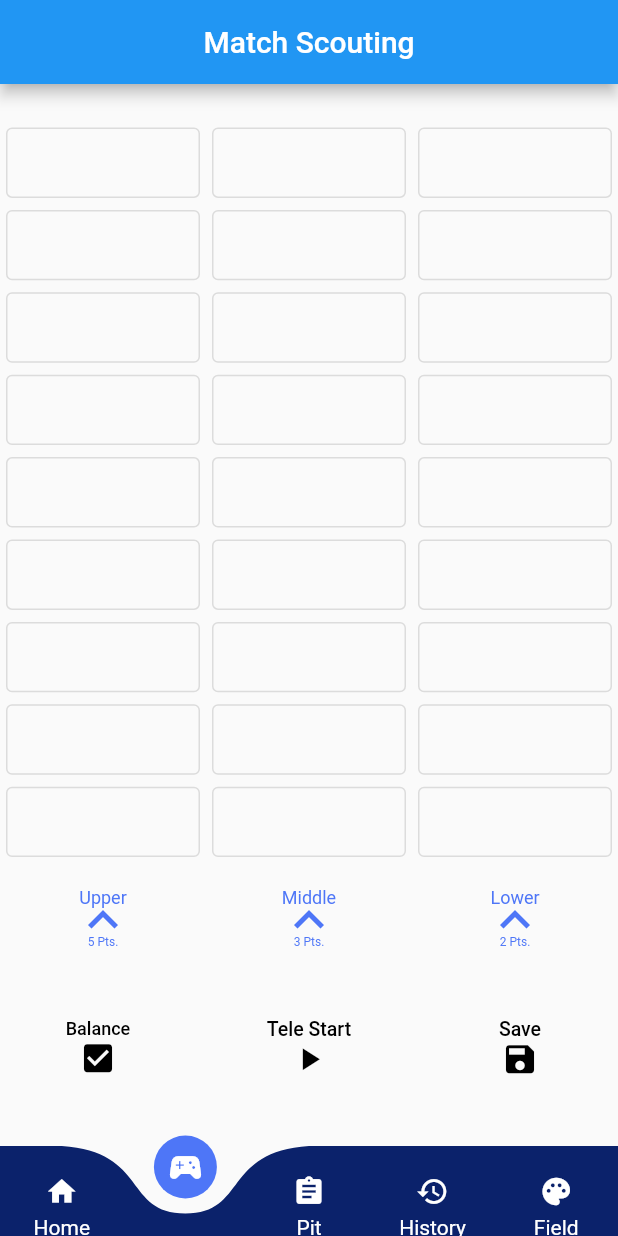
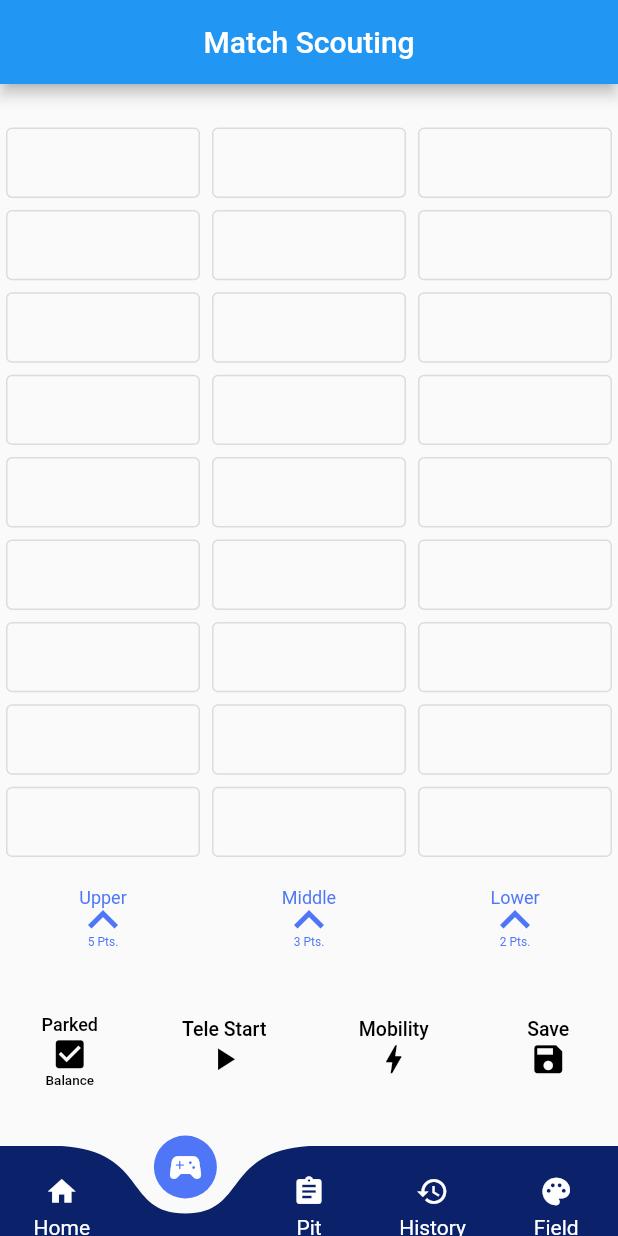
Before and after one commit to Team-Optix-3749/Optix-Scouting, a Flutter app: the screen it shows after launch, swiped to page 2, on a phone screen of 412 x 824 dp. Run offline on Flutter 3.47's test engine with Material 2 defaults, Android fonts, the phone set to English and light mode, and no system bars; drawn by our look-alikes of curved_navigation_bar; our stand-ins replace carousel_slider, csv, dropdown_button2, flutter_slidable, flutter_svg, gallery_saver and 3 more; missing offline and left inert: flutter_grid_button, flutter_octicons, image_painter; project files that could hold a hidden picture were left out.

Commit message:
May still ave some jank bugs

```diff
--- a/lib/pages/match.dart
+++ b/lib/pages/match.dart
@@ -40,6 +40,7 @@ class _MatchState extends State<Match> {
   Map<String, BtnState> defaults = {
     "Balance": BtnState.ONE,
     "Tele Start": BtnState.FALSE,
+    "Mobility": BtnState.FALSE,
     "Save": BtnState.FALSE
   };
   List<Point> initialData = [];
@@ -54,6 +55,7 @@ class _MatchState extends State<Match> {
   bool isAuto = true;
   int balancedAuto = 0;
   int balancedTele = 0;
+  bool mobility = false;
 
   final List<SvgPicture> images = [
     SvgPicture.asset(
@@ -149,14 +151,15 @@ class _MatchState extends State<Match> {
   Widget getDefaults(String label) {
     Color color = Colors.black;
     String text = "Balance";
-    if (defaults[label]! == BtnState.TRUE || defaults[label]! == BtnState.TWO) {
+    if (defaults[label]! == BtnState.TWO || defaults[label]! == BtnState.TRUE) {
       color = Color.fromARGB(255, 78, 118, 247);
       print(label);
       text = "Docked";
-    }
-    if (defaults[label]! == BtnState.THREE) {
+    } else if (defaults[label]! == BtnState.THREE) {
       color = Color.fromARGB(255, 243, 57, 82);
       text = "Engaged";
+    } else {
+      text = "Parked";
     }
     if (label == "Balance") {
       return Container(
@@ -177,6 +180,39 @@ class _MatchState extends State<Match> {
             Container(
               child: new Icon(
                 Icons.check_box,
+                color: color,
+                size: 25,
+              ),
+            ),
+            Align(
+              child: Text(
+                textAlign: TextAlign.center,
+                "Balance",
+                style: TextStyle(fontSize: 9, color: color),
+              ),
+            ),
+          ],
+        ),
+      );
+    } else if (label == "Mobility") {
+      return Container(
+        width: 70,
+        height: 50,
+        child: Column(
+          mainAxisAlignment: MainAxisAlignment.center,
+          children: [
+            Container(
+              child: Align(
+                child: Text(
+                  textAlign: TextAlign.center,
+                  label,
+                  style: TextStyle(fontSize: 13, color: color),
+                ),
+              ),
+            ),
+            Container(
+              child: Icon(
+                Icons.bolt,
                 color: color,
                 size: 25,
               ),
@@ -521,7 +557,8 @@ class _MatchState extends State<Match> {
         notes: comments,
         didBreak: broken,
         offense: offense,
-        defense: defense);
+        defense: defense,
+        mobility: mobility);
 
     file.writeAsString(jsonEncode(data.toJSON()));
 
@@ -690,6 +727,12 @@ class _MatchState extends State<Match> {
                                   isAuto = false;
                                 });
                               }
+                              if (k == "Mobility") {
+                                setState(() {
+                                  defaults[k] = defaults[k]!.not();
+                                  mobility = !mobility;
+                                });
+                              }
                             },
                           );
                         },
--- a/lib/utilities/classes.dart
+++ b/lib/utilities/classes.dart
@@ -40,6 +40,7 @@ class ScoutData {
   bool didBreak;
   int offense;
   int defense;
+  bool mobility;
 
   ScoutData(
       {required this.matchInfo,
@@ -49,7 +50,8 @@ class ScoutData {
       required this.notes,
       required this.didBreak,
       required this.offense,
-      required this.defense});
+      required this.defense,
+      required this.mobility});
 
   Map<String, dynamic> toJSON() {
     int balanced = autoBalanced * 10 + teleBalanced;
@@ -58,7 +60,7 @@ class ScoutData {
       "teamName": matchInfo.teamName,
       "matchNumber": matchInfo.matchNumber,
       "comp": matchInfo.comp,
-      "alliance":  matchInfo.alliance,
+      "alliance": matchInfo.alliance,
       "events": Event.eventsToJSON(events),
       "balanced": balanced,
       "notes": notes,
```
Also changed, not shown: lib/pages/pit.dart (+63 -0 lines), pubspec.lock.
